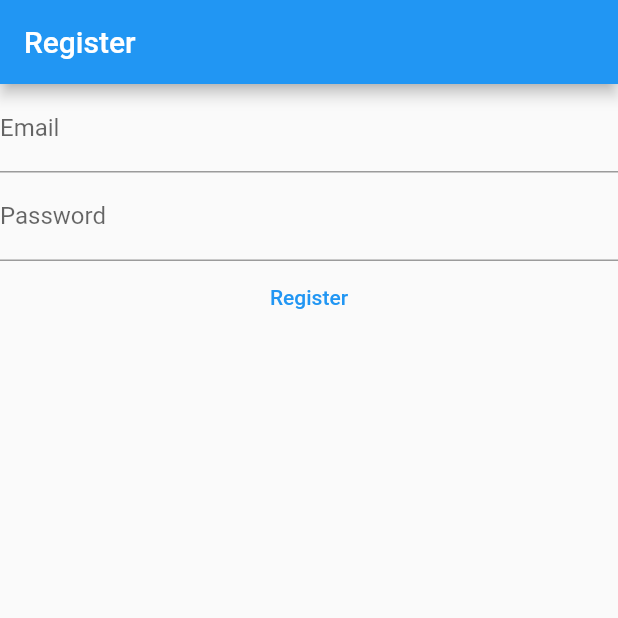
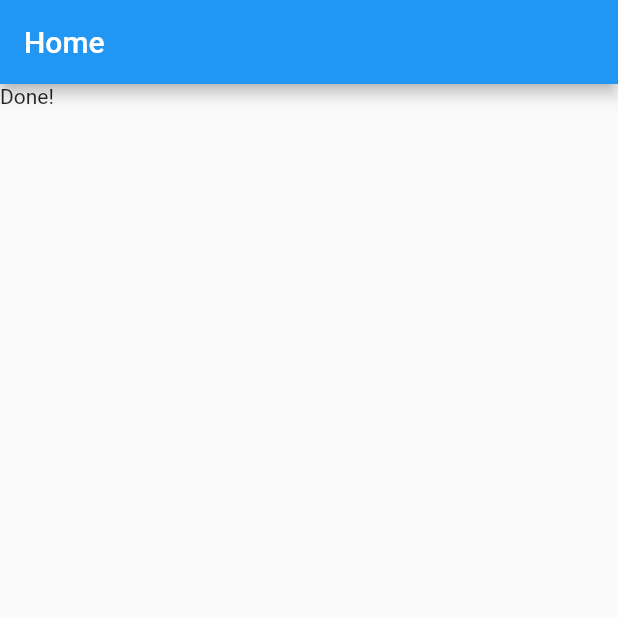
Before and after one commit to Butkii/Flutter-QuickNote, a Flutter app: the screen it shows after launch, on a phone screen of 412 x 824 dp, the top half of it. Run offline on Flutter 3.47's test engine with Material 2 defaults, Android fonts, the phone set to English and light mode, and no system bars; our stand-ins replace firebase_auth, firebase_core; accounts and stored records are empty.

Commit message:
Separated Home Page

```diff
--- a/lib/main.dart
+++ b/lib/main.dart
@@ -1,6 +1,7 @@
+import 'package:firebase_auth/firebase_auth.dart';
+import 'package:firebase_core/firebase_core.dart';
 import 'package:flutter/material.dart';
-import 'package:mynotes/views/login_view.dart';
-import 'package:mynotes/views/register_view.dart';
+import 'package:mynotes/firebase_options.dart';
 
 void main() {
   WidgetsFlutterBinding.ensureInitialized();
@@ -9,6 +10,38 @@ void main() {
     theme: ThemeData(
       primarySwatch: Colors.blue,
     ),
-    home: const RegisterView(),
+    home: const HomePage(),
   ));
 }
+
+class HomePage extends StatelessWidget {
+  const HomePage({Key? key}) : super(key: key);
+
+  @override
+  Widget build(BuildContext context) {
+    return Scaffold(
+      appBar: AppBar(
+        title: const Text('Home'),
+      ),
+      body: FutureBuilder(
+        future: Firebase.initializeApp(
+          options: DefaultFirebaseOptions.currentPlatform,
+        ),
+        builder: (context, snapshot) {
+          switch (snapshot.connectionState) {
+            case ConnectionState.done:
+              final user = FirebaseAuth.instance.currentUser;
+              if (user?.emailVerified ?? false) {
+                print('Verified user');
+              } else {
+                print('Not verified user');
+              }
+              return const Text('Done!');
+            default:
+              return const Text('Loading...');
+          }
+        },
+      ),
+    );
+  }
+}
```
Also changed, not shown: 1 other file.
